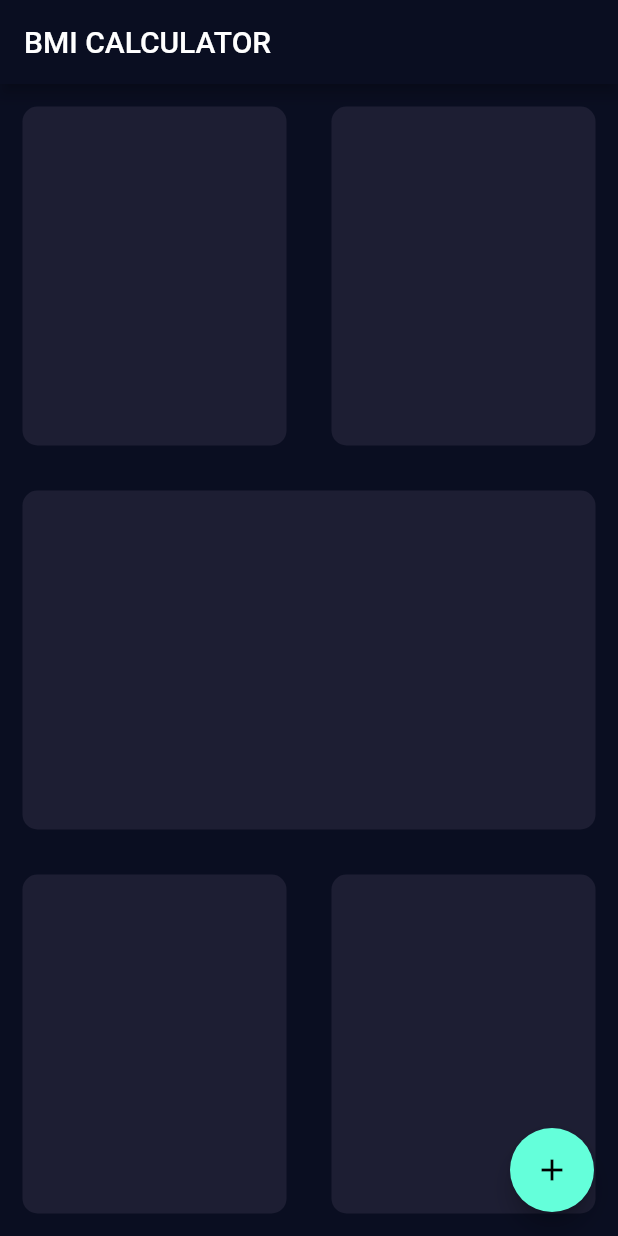
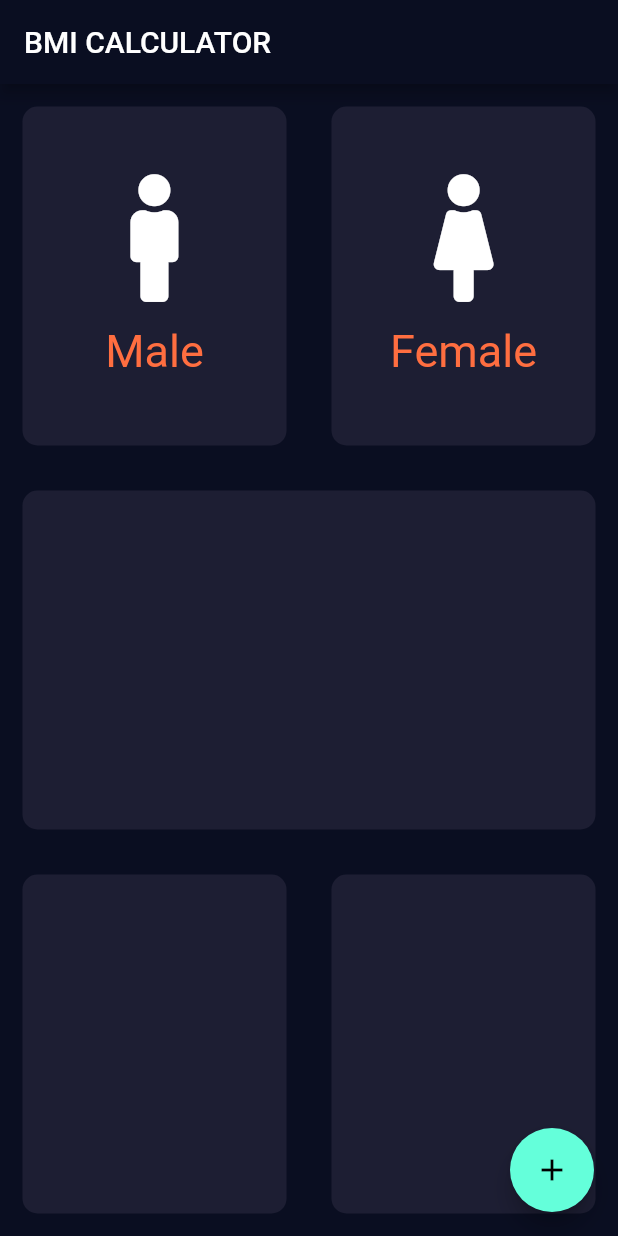
Before and after one commit to shakeebkhan66/bmi_calculator_app, a Flutter app: the screen it shows after launch, on a phone screen of 412 x 824 dp. Run offline on Flutter 3.47's test engine with Material 2 defaults, Android fonts, the phone set to English and light mode, and no system bars; our stand-ins replace font_awesome_flutter.

Commit message:
Done Lecture 57 Part 4: Use of Refactored Code

```diff
--- a/lib/input_page.dart
+++ b/lib/input_page.dart
@@ -1,4 +1,5 @@
 import 'package:flutter/material.dart';
+import 'package:font_awesome_flutter/font_awesome_flutter.dart';
 
 class InputPage extends StatefulWidget {
   @override
@@ -18,27 +19,37 @@ class _InputPageState extends State<InputPage> {
             child: Row(
               children: <Widget>[
                 Expanded(
-                  child: RepeatContainerCode(
+                  child: new RepeatContainerCode(
                     colors: Color(0xFF1D1E33),
+                    CardWidget: RepeatTextandIcon(
+                      iconData: FontAwesomeIcons.male,
+                      label: 'Male',
+                    ),
                   ),
                 ),
                 Expanded(
-                  child: RepeatContainerCode(colors: Color(0xFF1D1E33)),
+                  child: new RepeatContainerCode(
+                    colors: Color(0xFF1D1E33),
+                    CardWidget: RepeatTextandIcon(
+                      iconData: FontAwesomeIcons.female,
+                      label: 'Female',
+                    ),
+                  ),
                 ),
               ],
             ),
           ),
           Expanded(
-            child: RepeatContainerCode(colors: Color(0xFF1D1E33)),
+            child: new RepeatContainerCode(colors: Color(0xFF1D1E33)),
           ),
           Expanded(
             child: Row(
               children: <Widget>[
                 Expanded(
-                  child: RepeatContainerCode(colors: Color(0xFF1D1E33)),
+                  child: new RepeatContainerCode(colors: Color(0xFF1D1E33)),
                 ),
                 Expanded(
-                  child: RepeatContainerCode(colors: Color(0xFF1D1E33)),
+                  child: new RepeatContainerCode(colors: Color(0xFF1D1E33)),
                 ),
               ],
             ),
@@ -52,13 +63,44 @@ class _InputPageState extends State<InputPage> {
   }
 }
 
+class RepeatTextandIcon extends StatelessWidget {
+  RepeatTextandIcon({@required this.iconData, this.label});
+  final IconData iconData;
+  final String label;
+
+  @override
+  Widget build(BuildContext context) {
+    return Column(
+      mainAxisAlignment: MainAxisAlignment.center,
+      children: <Widget>[
+        Icon(
+          iconData,
+          size: 85.0,
+        ),
+        SizedBox(
+          height: 15.0,
+        ),
+        Text(
+          label,
+          style: TextStyle(
+            fontSize: 30.0,
+            color: Colors.deepOrangeAccent,
+          ),
+        ),
+      ],
+    );
+  }
+}
+
 class RepeatContainerCode extends StatelessWidget {
-  RepeatContainerCode({@required this.colors});
+  RepeatContainerCode({@required this.colors, this.CardWidget});
   final Color colors;
+  final Widget CardWidget;
   @override
   Widget build(BuildContext context) {
     return Container(
       margin: EdgeInsets.all(15.0),
+      child: CardWidget,
       decoration: BoxDecoration(
         color: Color(0xFF1D1E33),
         borderRadius: BorderRadius.circular(10.0),
--- a/pubspec.yaml
+++ b/pubspec.yaml
@@ -28,6 +28,7 @@ dependencies:
   # The following adds the Cupertino Icons font to your application.
   # Use with the CupertinoIcons class for iOS style icons.
   cupertino_icons: ^1.0.0
+  font_awesome_flutter: ^8.8.1
 
 dev_dependencies:
   flutter_test:
```
Also changed, not shown: pubspec.lock.
